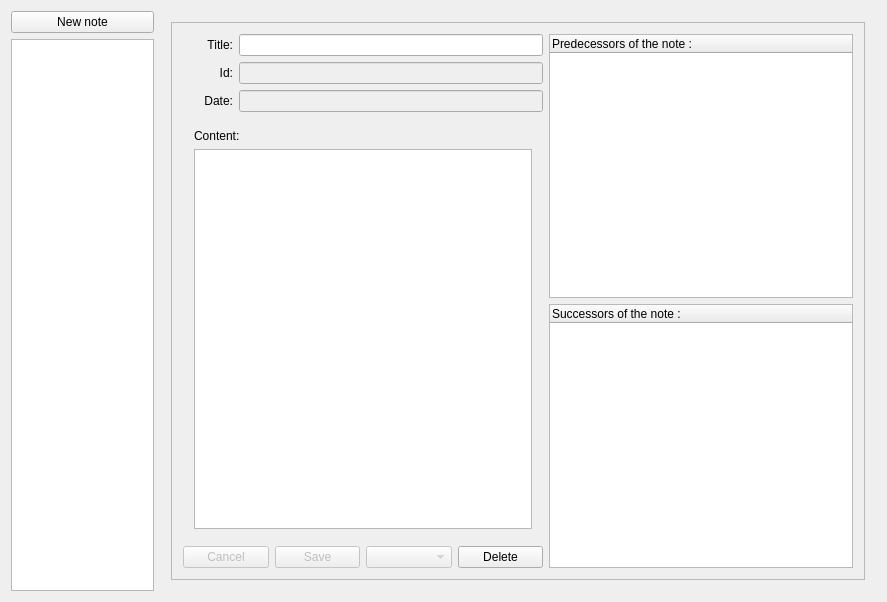
guillaumejounel/PluriNotes, file PluriNotes/plurinotes.ui: the form before one commit.
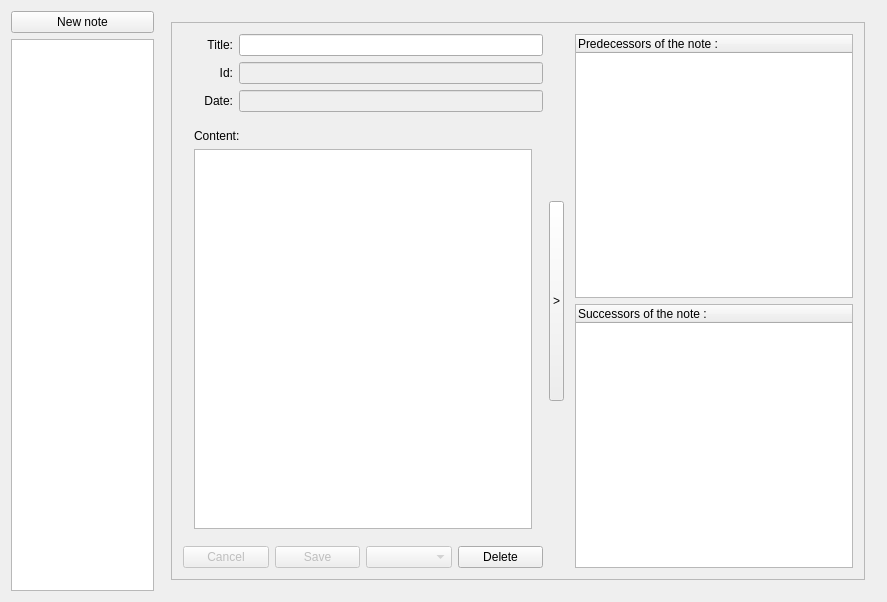
The form after the commit.

Commit message: retractable area fully working

What changed in the file:
```diff
--- a/PluriNotes/plurinotes.ui
+++ b/PluriNotes/plurinotes.ui
@@ -358,6 +358,55 @@
                 </item>
                </layout>
               </item>
+              <item>
+               <layout class="QVBoxLayout" name="verticalLayout_10">
+                <item>
+                 <spacer name="verticalSpacer">
+                  <property name="orientation">
+                   <enum>Qt::Vertical</enum>
+                  </property>
+                  <property name="sizeHint" stdset="0">
+                   <size>
+                    <width>20</width>
+                    <height>40</height>
+                   </size>
+                  </property>
+                 </spacer>
+                </item>
+                <item>
+                 <widget class="QToolButton" name="showArborescenceButton">
+                  <property name="minimumSize">
+                   <size>
+                    <width>0</width>
+                    <height>200</height>
+                   </size>
+                  </property>
+                  <property name="maximumSize">
+                   <size>
+                    <width>15</width>
+                    <height>16777215</height>
+                   </size>
+                  </property>
+                  <property name="text">
+                   <string>&gt;</string>
+                  </property>
+                 </widget>
+                </item>
+                <item>
+                 <spacer name="verticalSpacer_2">
+                  <property name="orientation">
+                   <enum>Qt::Vertical</enum>
+                  </property>
+                  <property name="sizeHint" stdset="0">
+                   <size>
+                    <width>20</width>
+                    <height>40</height>
+                   </size>
+                  </property>
+                 </spacer>
+                </item>
+               </layout>
+              </item>
               <item>
                <layout class="QVBoxLayout" name="verticalLayout_13">
                 <item>
```
Left out of the diff: 29 changed lines with no effect on the pictures. The commit also changes 2 other files.
